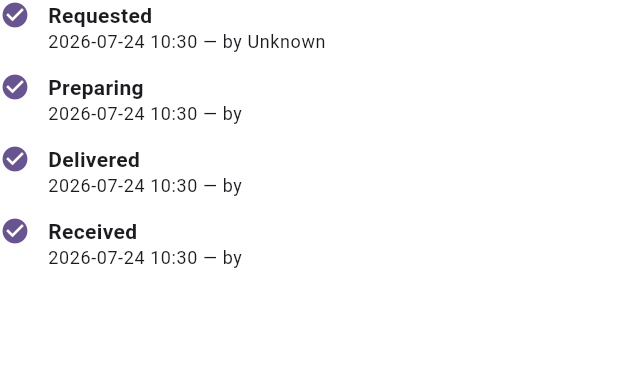
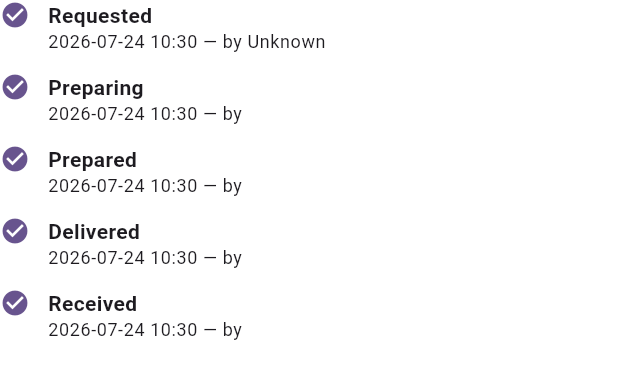
Before and after one commit to Drakhmonov/multi-branch-stock-manager, a Flutter app: the OrderStatusTimeline widget shown alone on an empty page, opened directly with empty values, on a phone screen of 412 x 824 dp. Shown: the top 379 px of the screen. Run offline on Flutter 3.47's test engine with Material 3 defaults, Android fonts, the phone set to English and light mode, and no system bars; our stand-ins replace cloud_firestore, firebase_auth, firebase_core, fl_chart; accounts and stored records are empty; network calls fail.

Commit message:
Split kitchen's single "preparing" action into Start Preparing / Ready to Deliver
Kitchen previously had one action that acknowledged the order,
finalized quantities, and deducted stock all at once, landing straight
on "preparing" -- the same status delivery picked orders up from. Adds
a `prepared` status in between: Start Preparing is now a quick
acknowledgement with no numbers attached, and the existing
quantity-adjustment dialog (now "Ready to Deliver") moves to when
fulfillment is actually finalized and stock is deducted. Every screen
that shows order status -- kitchen, delivery, branch orders, manager
orders, the status timeline -- reflects the new status.

```diff
--- a/lib/models/order_model.dart
+++ b/lib/models/order_model.dart
@@ -1,4 +1,4 @@
-enum OrderStatus { requested, preparing, delivered, received, cancelled }
+enum OrderStatus { requested, preparing, prepared, delivered, received, cancelled }
 
 class OrderItem {
   final String stockItemId;
@@ -39,8 +39,11 @@ class OrderModel {
   final String placedByName;
   final String? note;
   final DateTime? preparingAt;
+  final String? preparingByName;
+  final String? preparingNote;
+  final DateTime? preparedAt;
   final String? preparedByName;
-  final String? preparingNote;
+  final String? preparedNote;
   final DateTime? deliveredAt;
   final String? deliveredByName;
   final String? deliveredNote;
@@ -57,8 +60,11 @@ class OrderModel {
     this.placedByName = 'Unknown',
     this.note,
     this.preparingAt,
+    this.preparingByName,
+    this.preparingNote,
+    this.preparedAt,
     this.preparedByName,
-    this.preparingNote,
+    this.preparedNote,
     this.deliveredAt,
     this.deliveredByName,
     this.deliveredNote,
@@ -75,8 +81,11 @@ class OrderModel {
     'placedByName': placedByName,
     if (note != null) 'note': note,
     if (preparingAt != null) 'preparingAt': preparingAt!.toIso8601String(),
+    if (preparingByName != null) 'preparingByName': preparingByName,
+    if (preparingNote != null) 'preparingNote': preparingNote,
+    if (preparedAt != null) 'preparedAt': preparedAt!.toIso8601String(),
     if (preparedByName != null) 'preparedByName': preparedByName,
-    if (preparingNote != null) 'preparingNote': preparingNote,
+    if (preparedNote != null) 'preparedNote': preparedNote,
     if (deliveredAt != null) 'deliveredAt': deliveredAt!.toIso8601String(),
     if (deliveredByName != null) 'deliveredByName': deliveredByName,
     if (deliveredNote != null) 'deliveredNote': deliveredNote,
@@ -101,8 +110,13 @@ class OrderModel {
     preparingAt: map['preparingAt'] != null
         ? DateTime.parse(map['preparingAt'])
         : null,
+    preparingByName: map['preparingByName'],
+    preparingNote: map['preparingNote'],
+    preparedAt: map['preparedAt'] != null
+        ? DateTime.parse(map['preparedAt'])
+        : null,
     preparedByName: map['preparedByName'],
-    preparingNote: map['preparingNote'],
+    preparedNote: map['preparedNote'],
     deliveredAt: map['deliveredAt'] != null
         ? DateTime.parse(map['deliveredAt'])
         : null,
--- a/lib/screens/delivery_screen.dart
+++ b/lib/screens/delivery_screen.dart
@@ -109,7 +109,7 @@ class _DeliveryScreenState extends State<DeliveryScreen> {
                     }
 
                     final readyForDelivery = snapshot.data!
-                        .where((o) => o.status == OrderStatus.preparing)
+                        .where((o) => o.status == OrderStatus.prepared)
                         .toList();
                     final delivered = snapshot.data!
                         .where((o) => o.status == OrderStatus.delivered)
--- a/lib/screens/manager_dashboard_screen.dart
+++ b/lib/screens/manager_dashboard_screen.dart
@@ -263,6 +263,8 @@ class _ManagerOrdersBodyState extends State<_ManagerOrdersBody> {
         return 'Requested';
       case OrderStatus.preparing:
         return 'Preparing';
+      case OrderStatus.prepared:
+        return 'Prepared';
       case OrderStatus.delivered:
         return 'Delivered';
       case OrderStatus.received:
@@ -277,6 +279,8 @@ class _ManagerOrdersBodyState extends State<_ManagerOrdersBody> {
     switch (status) {
       case OrderStatus.preparing:
         return scheme.tertiaryContainer;
+      case OrderStatus.prepared:
+        return scheme.primaryContainer;
       case OrderStatus.delivered:
         return scheme.secondaryContainer;
       case OrderStatus.received:
--- a/lib/screens/receive_delivery_screen.dart
+++ b/lib/screens/receive_delivery_screen.dart
@@ -112,6 +112,9 @@ class _ReceiveDeliveryScreenState extends State<ReceiveDeliveryScreen> {
             final preparing = orders
                 .where((o) => o.status == OrderStatus.preparing)
                 .toList();
+            final prepared = orders
+                .where((o) => o.status == OrderStatus.prepared)
+                .toList();
             final toReceive = orders
                 .where((o) => o.status == OrderStatus.delivered)
                 .toList();
@@ -141,6 +144,20 @@ class _ReceiveDeliveryScreenState extends State<ReceiveDeliveryScreen> {
                     order,
                     catalogById,
                     color: Theme.of(context).colorScheme.tertiaryContainer,
+                  ),
+                ),
+                const SizedBox(height: 24),
+                Text(
+                  'Prepared (${prepared.length})',
+                  style: Theme.of(context).textTheme.titleMedium,
+                ),
+                const SizedBox(height: 8),
+                if (prepared.isEmpty) const Text('Nothing ready yet.'),
+                ...prepared.map(
+                  (order) => _orderCard(
+                    order,
+                    catalogById,
+                    color: Theme.of(context).colorScheme.primaryContainer,
                   ),
                 ),
                 const SizedBox(height: 24),
--- a/lib/widgets/order_status_timeline.dart
+++ b/lib/widgets/order_status_timeline.dart
@@ -12,9 +12,9 @@ class _Step {
 }
 
 /// Vertical stepper showing an order's full journey — requested, preparing,
-/// delivered, received — with the timestamp (and actor, where recorded) for
-/// each step already reached, so any role can see the whole history in one
-/// place instead of just the slice their own screen tracks.
+/// prepared, delivered, received — with the timestamp (and actor, where
+/// recorded) for each step already reached, so any role can see the whole
+/// history in one place instead of just the slice their own screen tracks.
 class OrderStatusTimeline extends StatelessWidget {
   final OrderModel order;
 
@@ -32,8 +32,14 @@ class OrderStatusTimeline extends StatelessWidget {
       _Step(
         label: 'Preparing',
         at: order.preparingAt,
+        byName: order.preparingByName,
+        note: order.preparingNote,
+      ),
+      _Step(
+        label: 'Prepared',
+        at: order.preparedAt,
         byName: order.preparedByName,
-        note: order.preparingNote,
+        note: order.preparedNote,
       ),
       _Step(
         label: 'Delivered',
```
Also changed, not shown: lib/screens/kitchen_dashboard_screen.dart (+87 -10 lines), lib/services/firestore_service.dart (+27 -10 lines), 4 other files.
